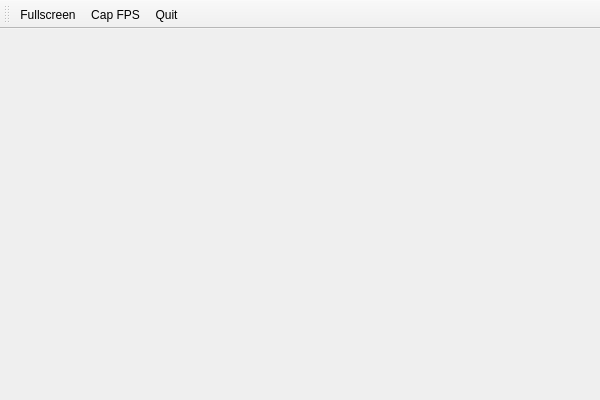
The window that xkill-gui/MainWindow.ui (ensq/xkill-resources) describes before a commit, drawn with Qt 5.
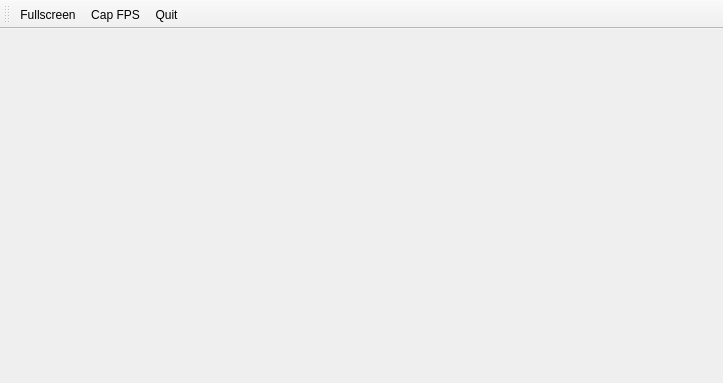
The same window after the commit.

Commit message: Changed GUI, and added Keymappings to Ignore filter

The edit to the form file:
```diff
--- a/xkill-gui/MainWindow.ui
+++ b/xkill-gui/MainWindow.ui
@@ -6,8 +6,8 @@
    <rect>
     <x>0</x>
     <y>0</y>
-    <width>600</width>
-    <height>400</height>
+    <width>723</width>
+    <height>383</height>
    </rect>
   </property>
   <property name="windowTitle">
@@ -19,7 +19,7 @@
     <enum>TopToolBarArea</enum>
    </attribute>
    <attribute name="toolBarBreak">
-    <bool>false</bool>
+    <bool>true</bool>
    </attribute>
    <addaction name="actionFullscreen"/>
    <addaction name="actionCap_FPS"/>
```
The commit also changes 4 other files.
